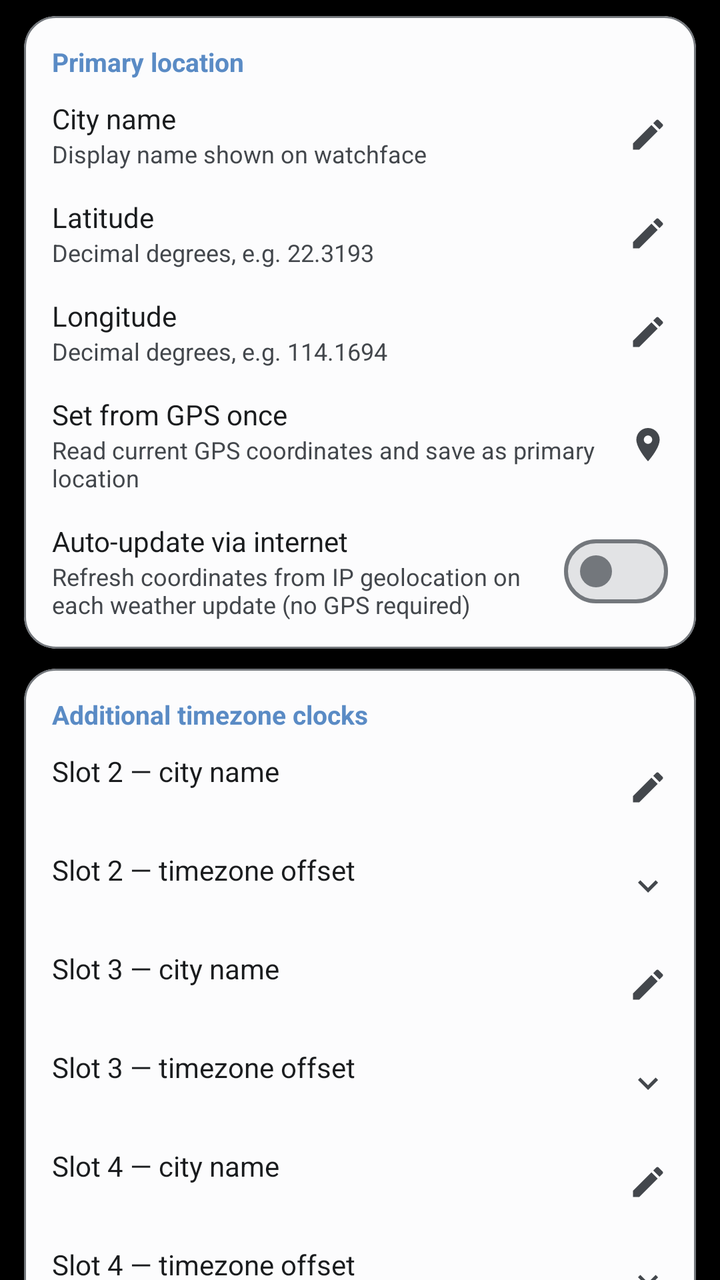
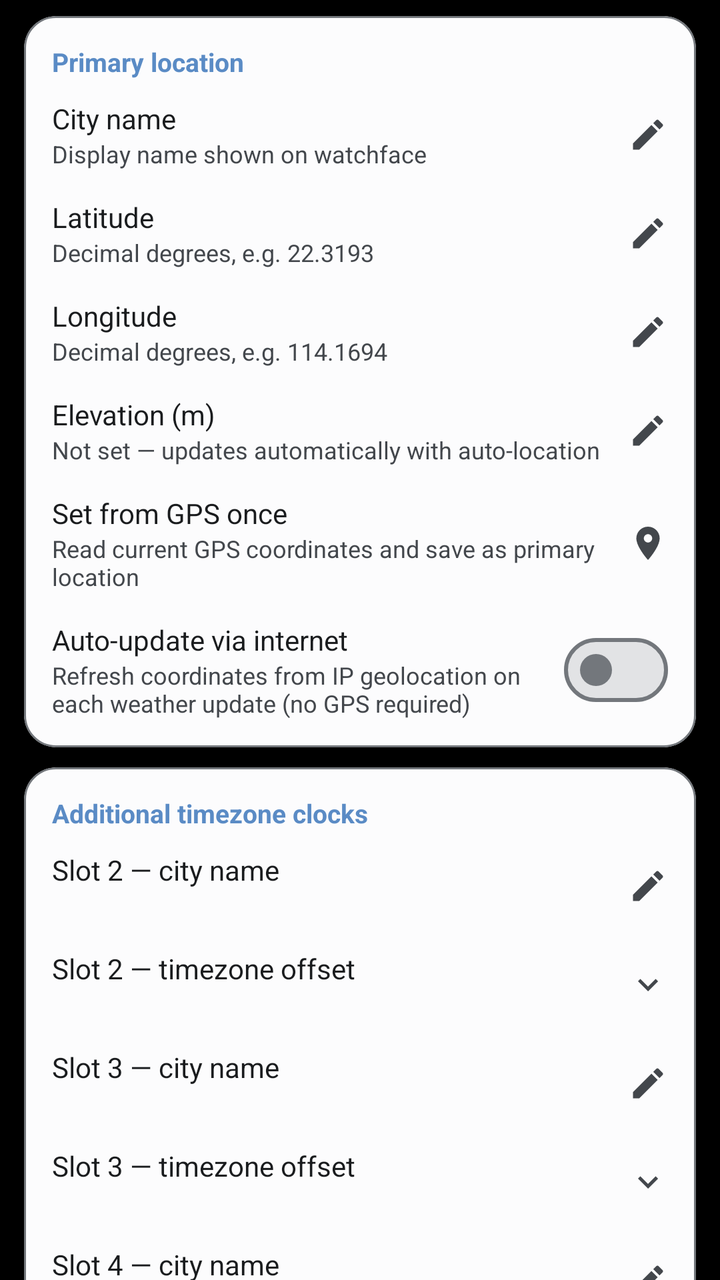

Compare the two renders of this Android layout. The source of the first and the diff that turns it into the second are given below.
<!-- AndroidManifest.xml: application theme Theme.CloX -->
<!-- res/layout/fragment_settings_location.xml -->
<?xml version="1.0" encoding="utf-8"?>
<androidx.core.widget.NestedScrollView
    xmlns:android="http://schemas.android.com/apk/res/android"
    xmlns:app="http://schemas.android.com/apk/res-auto"
    android:layout_width="match_parent"
    android:layout_height="match_parent"
    android:clipToPadding="false"
    android:fillViewport="true">

    <LinearLayout
        android:layout_width="match_parent"
        android:layout_height="wrap_content"
        android:orientation="vertical"
        android:paddingTop="8dp"
        android:paddingBottom="16dp">

        
        <com.google.android.material.card.MaterialCardView
            android:layout_width="match_parent" android:layout_height="wrap_content"
            android:layout_marginHorizontal="12dp" android:layout_marginBottom="10dp"
            app:cardCornerRadius="16dp" app:cardElevation="0dp"
            app:strokeWidth="1dp" app:strokeColor="?attr/colorOutline"
            app:cardBackgroundColor="?attr/colorSurface">
            <LinearLayout android:layout_width="match_parent" android:layout_height="wrap_content"
                android:orientation="vertical" android:padding="14dp">
                <TextView android:layout_width="wrap_content" android:layout_height="wrap_content"
                    android:text="@string/pref_location_category_primary"
                    android:textSize="13sp" android:textStyle="bold"
                    android:textColor="?attr/colorPrimary" android:layout_marginBottom="10dp" />

                
                <LinearLayout android:id="@+id/rowLocationCity"
                    android:layout_width="match_parent" android:layout_height="wrap_content"
                    android:orientation="horizontal" android:gravity="center_vertical"
                    android:clickable="true" android:focusable="true"
                    android:background="?attr/selectableItemBackground">
                    <LinearLayout android:layout_width="0dp" android:layout_height="wrap_content"
                        android:layout_weight="1" android:orientation="vertical">
                        <TextView android:layout_width="wrap_content" android:layout_height="wrap_content"
                            android:text="@string/pref_location_city_title"
                            android:textSize="14sp" android:textColor="?attr/colorOnSurface" />
                        <TextView android:id="@+id/tvLocationCity"
                            android:layout_width="wrap_content" android:layout_height="wrap_content"
                            android:text="@string/pref_location_city_summary"
                            android:textSize="12sp" android:textColor="?attr/colorOnSurfaceVariant" />
                    </LinearLayout>
                    <ImageView android:layout_width="20dp" android:layout_height="20dp"
                        android:src="@drawable/ic_edit" app:tint="?attr/colorOnSurfaceVariant" />
                </LinearLayout>

                
                <LinearLayout android:id="@+id/rowLocationLat"
                    android:layout_width="match_parent" android:layout_height="wrap_content"
                    android:orientation="horizontal" android:gravity="center_vertical"
                    android:layout_marginTop="14dp"
                    android:clickable="true" android:focusable="true"
                    android:background="?attr/selectableItemBackground">
                    <LinearLayout android:layout_width="0dp" android:layout_height="wrap_content"
                        android:layout_weight="1" android:orientation="vertical">
                        <TextView android:layout_width="wrap_content" android:layout_height="wrap_content"
                            android:text="@string/pref_location_lat_title"
                            android:textSize="14sp" android:textColor="?attr/colorOnSurface" />
                        <TextView android:id="@+id/tvLocationLat"
                            android:layout_width="wrap_content" android:layout_height="wrap_content"
                            android:text="@string/pref_location_lat_summary"
                            android:textSize="12sp" android:textColor="?attr/colorOnSurfaceVariant" />
                    </LinearLayout>
                    <ImageView android:layout_width="20dp" android:layout_height="20dp"
                        android:src="@drawable/ic_edit" app:tint="?attr/colorOnSurfaceVariant" />
                </LinearLayout>

                
                <LinearLayout android:id="@+id/rowLocationLon"
                    android:layout_width="match_parent" android:layout_height="wrap_content"
                    android:orientation="horizontal" android:gravity="center_vertical"
                    android:layout_marginTop="14dp"
                    android:clickable="true" android:focusable="true"
                    android:background="?attr/selectableItemBackground">
                    <LinearLayout android:layout_width="0dp" android:layout_height="wrap_content"
                        android:layout_weight="1" android:orientation="vertical">
                        <TextView android:layout_width="wrap_content" android:layout_height="wrap_content"
                            android:text="@string/pref_location_lon_title"
                            android:textSize="14sp" android:textColor="?attr/colorOnSurface" />
                        <TextView android:id="@+id/tvLocationLon"
                            android:layout_width="wrap_content" android:layout_height="wrap_content"
                            android:text="@string/pref_location_lon_summary"
                            android:textSize="12sp" android:textColor="?attr/colorOnSurfaceVariant" />
                    </LinearLayout>
                    <ImageView android:layout_width="20dp" android:layout_height="20dp"
                        android:src="@drawable/ic_edit" app:tint="?attr/colorOnSurfaceVariant" />
                </LinearLayout>

                
                <LinearLayout android:id="@+id/rowLocationGps"
                    android:layout_width="match_parent" android:layout_height="wrap_content"
                    android:orientation="horizontal" android:gravity="center_vertical"
                    android:layout_marginTop="14dp"
                    android:clickable="true" android:focusable="true"
                    android:background="?attr/selectableItemBackground">
                    <LinearLayout android:layout_width="0dp" android:layout_height="wrap_content"
                        android:layout_weight="1" android:orientation="vertical">
                        <TextView android:layout_width="wrap_content" android:layout_height="wrap_content"
                            android:text="@string/pref_location_gps_title"
                            android:textSize="14sp" android:textColor="?attr/colorOnSurface" />
                        <TextView android:id="@+id/tvLocationGps"
                            android:layout_width="wrap_content" android:layout_height="wrap_content"
                            android:text="@string/pref_location_gps_summary"
                            android:textSize="12sp" android:textColor="?attr/colorOnSurfaceVariant" />
                    </LinearLayout>
                    <ImageView android:layout_width="20dp" android:layout_height="20dp"
                        android:src="@drawable/ic_location" app:tint="?attr/colorOnSurfaceVariant" />
                </LinearLayout>

                
                <LinearLayout android:layout_width="match_parent" android:layout_height="wrap_content"
                    android:orientation="horizontal" android:gravity="center_vertical"
                    android:layout_marginTop="14dp">
                    <LinearLayout android:layout_width="0dp" android:layout_height="wrap_content"
                        android:layout_weight="1" android:orientation="vertical">
                        <TextView android:layout_width="wrap_content" android:layout_height="wrap_content"
                            android:text="@string/pref_location_auto_title"
                            android:textSize="14sp" android:textColor="?attr/colorOnSurface" />
                        <TextView android:layout_width="wrap_content" android:layout_height="wrap_content"
                            android:text="@string/pref_location_auto_summary"
                            android:textSize="12sp" android:textColor="?attr/colorOnSurfaceVariant" />
                    </LinearLayout>
                    <com.google.android.material.materialswitch.MaterialSwitch
                        android:id="@+id/switchLocationAutoUpdate"
                        android:layout_width="wrap_content" android:layout_height="wrap_content" />
                </LinearLayout>

            </LinearLayout>
        </com.google.android.material.card.MaterialCardView>

        
        <com.google.android.material.card.MaterialCardView
            android:layout_width="match_parent" android:layout_height="wrap_content"
            android:layout_marginHorizontal="12dp" android:layout_marginBottom="10dp"
            app:cardCornerRadius="16dp" app:cardElevation="0dp"
            app:strokeWidth="1dp" app:strokeColor="?attr/colorOutline"
            app:cardBackgroundColor="?attr/colorSurface">
            <LinearLayout android:layout_width="match_parent" android:layout_height="wrap_content"
                android:orientation="vertical" android:padding="14dp">
                <TextView android:layout_width="wrap_content" android:layout_height="wrap_content"
                    android:text="@string/pref_location_category_extra"
                    android:textSize="13sp" android:textStyle="bold"
                    android:textColor="?attr/colorPrimary" android:layout_marginBottom="10dp" />

                
                <LinearLayout android:id="@+id/rowSlot2City"
                    android:layout_width="match_parent" android:layout_height="wrap_content"
                    android:orientation="horizontal" android:gravity="center_vertical"
                    android:clickable="true" android:focusable="true"
                    android:background="?attr/selectableItemBackground">
                    <LinearLayout android:layout_width="0dp" android:layout_height="wrap_content"
                        android:layout_weight="1" android:orientation="vertical">
                        <TextView android:layout_width="wrap_content" android:layout_height="wrap_content"
                            android:text="@string/pref_location_slot2_city"
                            android:textSize="14sp" android:textColor="?attr/colorOnSurface" />
                        <TextView android:id="@+id/tvSlot2City"
                            android:layout_width="wrap_content" android:layout_height="wrap_content"
                            android:textSize="12sp" android:textColor="?attr/colorOnSurfaceVariant" />
                    </LinearLayout>
                    <ImageView android:layout_width="20dp" android:layout_height="20dp"
                        android:src="@drawable/ic_edit" app:tint="?attr/colorOnSurfaceVariant" />
                </LinearLayout>

                <LinearLayout android:id="@+id/rowSlot2Tz"
                    android:layout_width="match_parent" android:layout_height="wrap_content"
                    android:orientation="horizontal" android:gravity="center_vertical"
                    android:layout_marginTop="14dp"
                    android:clickable="true" android:focusable="true"
                    android:background="?attr/selectableItemBackground">
                    <LinearLayout android:layout_width="0dp" android:layout_height="wrap_content"
                        android:layout_weight="1" android:orientation="vertical">
                        <TextView android:layout_width="wrap_content" android:layout_height="wrap_content"
                            android:text="@string/pref_location_slot2_tz"
                            android:textSize="14sp" android:textColor="?attr/colorOnSurface" />
                        <TextView android:id="@+id/tvSlot2Tz"
                            android:layout_width="wrap_content" android:layout_height="wrap_content"
                            android:textSize="12sp" android:textColor="?attr/colorOnSurfaceVariant" />
                    </LinearLayout>
                    <ImageView android:layout_width="20dp" android:layout_height="20dp"
                        android:src="@drawable/ic_expand_more" app:tint="?attr/colorOnSurfaceVariant" />
                </LinearLayout>

                
                <LinearLayout android:id="@+id/rowSlot3City"
                    android:layout_width="match_parent" android:layout_height="wrap_content"
                    android:orientation="horizontal" android:gravity="center_vertical"
                    android:layout_marginTop="14dp"
                    android:clickable="true" android:focusable="true"
                    android:background="?attr/selectableItemBackground">
                    <LinearLayout android:layout_width="0dp" android:layout_height="wrap_content"
                        android:layout_weight="1" android:orientation="vertical">
                        <TextView android:layout_width="wrap_content" android:layout_height="wrap_content"
                            android:text="@string/pref_location_slot3_city"
                            android:textSize="14sp" android:textColor="?attr/colorOnSurface" />
                        <TextView android:id="@+id/tvSlot3City"
                            android:layout_width="wrap_content" android:layout_height="wrap_content"
                            android:textSize="12sp" android:textColor="?attr/colorOnSurfaceVariant" />
                    </LinearLayout>
                    <ImageView android:layout_width="20dp" android:layout_height="20dp"
                        android:src="@drawable/ic_edit" app:tint="?attr/colorOnSurfaceVariant" />
                </LinearLayout>

                <LinearLayout android:id="@+id/rowSlot3Tz"
                    android:layout_width="match_parent" android:layout_height="wrap_content"
                    android:orientation="horizontal" android:gravity="center_vertical"
                    android:layout_marginTop="14dp"
                    android:clickable="true" android:focusable="true"
                    android:background="?attr/selectableItemBackground">
                    <LinearLayout android:layout_width="0dp" android:layout_height="wrap_content"
                        android:layout_weight="1" android:orientation="vertical">
                        <TextView android:layout_width="wrap_content" android:layout_height="wrap_content"
                            android:text="@string/pref_location_slot3_tz"
                            android:textSize="14sp" android:textColor="?attr/colorOnSurface" />
                        <TextView android:id="@+id/tvSlot3Tz"
                            android:layout_width="wrap_content" android:layout_height="wrap_content"
                            android:textSize="12sp" android:textColor="?attr/colorOnSurfaceVariant" />
                    </LinearLayout>
                    <ImageView android:layout_width="20dp" android:layout_height="20dp"
                        android:src="@drawable/ic_expand_more" app:tint="?attr/colorOnSurfaceVariant" />
                </LinearLayout>

                
                <LinearLayout android:id="@+id/rowSlot4City"
                    android:layout_width="match_parent" android:layout_height="wrap_content"
                    android:orientation="horizontal" android:gravity="center_vertical"
                    android:layout_marginTop="14dp"
                    android:clickable="true" android:focusable="true"
                    android:background="?attr/selectableItemBackground">
                    <LinearLayout android:layout_width="0dp" android:layout_height="wrap_content"
                        android:layout_weight="1" android:orientation="vertical">
                        <TextView android:layout_width="wrap_content" android:layout_height="wrap_content"
                            android:text="@string/pref_location_slot4_city"
                            android:textSize="14sp" android:textColor="?attr/colorOnSurface" />
                        <TextView android:id="@+id/tvSlot4City"
                            android:layout_width="wrap_content" android:layout_height="wrap_content"
                            android:textSize="12sp" android:textColor="?attr/colorOnSurfaceVariant" />
                    </LinearLayout>
                    <ImageView android:layout_width="20dp" android:layout_height="20dp"
                        android:src="@drawable/ic_edit" app:tint="?attr/colorOnSurfaceVariant" />
                </LinearLayout>

                <LinearLayout android:id="@+id/rowSlot4Tz"
                    android:layout_width="match_parent" android:layout_height="wrap_content"
                    android:orientation="horizontal" android:gravity="center_vertical"
                    android:layout_marginTop="14dp"
                    android:clickable="true" android:focusable="true"
                    android:background="?attr/selectableItemBackground">
                    <LinearLayout android:layout_width="0dp" android:layout_height="wrap_content"
                        android:layout_weight="1" android:orientation="vertical">
                        <TextView android:layout_width="wrap_content" android:layout_height="wrap_content"
                            android:text="@string/pref_location_slot4_tz"
                            android:textSize="14sp" android:textColor="?attr/colorOnSurface" />
                        <TextView android:id="@+id/tvSlot4Tz"
                            android:layout_width="wrap_content" android:layout_height="wrap_content"
                            android:textSize="12sp" android:textColor="?attr/colorOnSurfaceVariant" />
                    </LinearLayout>
                    <ImageView android:layout_width="20dp" android:layout_height="20dp"
                        android:src="@drawable/ic_expand_more" app:tint="?attr/colorOnSurfaceVariant" />
                </LinearLayout>

                
                <LinearLayout android:id="@+id/rowSlot5City"
                    android:layout_width="match_parent" android:layout_height="wrap_content"
                    android:orientation="horizontal" android:gravity="center_vertical"
                    android:layout_marginTop="14dp"
                    android:clickable="true" android:focusable="true"
                    android:background="?attr/selectableItemBackground">
                    <LinearLayout android:layout_width="0dp" android:layout_height="wrap_content"
                        android:layout_weight="1" android:orientation="vertical">
                        <TextView android:layout_width="wrap_content" android:layout_height="wrap_content"
                            android:text="@string/pref_location_slot5_city"
                            android:textSize="14sp" android:textColor="?attr/colorOnSurface" />
                        <TextView android:id="@+id/tvSlot5City"
                            android:layout_width="wrap_content" android:layout_height="wrap_content"
                            android:textSize="12sp" android:textColor="?attr/colorOnSurfaceVariant" />
                    </LinearLayout>
                    <ImageView android:layout_width="20dp" android:layout_height="20dp"
                        android:src="@drawable/ic_edit" app:tint="?attr/colorOnSurfaceVariant" />
                </LinearLayout>

                <LinearLayout android:id="@+id/rowSlot5Tz"
                    android:layout_width="match_parent" android:layout_height="wrap_content"
                    android:orientation="horizontal" android:gravity="center_vertical"
                    android:layout_marginTop="14dp"
                    android:clickable="true" android:focusable="true"
                    android:background="?attr/selectableItemBackground">
                    <LinearLayout android:layout_width="0dp" android:layout_height="wrap_content"
                        android:layout_weight="1" android:orientation="vertical">
                        <TextView android:layout_width="wrap_content" android:layout_height="wrap_content"
                            android:text="@string/pref_location_slot5_tz"
                            android:textSize="14sp" android:textColor="?attr/colorOnSurface" />
                        <TextView android:id="@+id/tvSlot5Tz"
                            android:layout_width="wrap_content" android:layout_height="wrap_content"
                            android:textSize="12sp" android:textColor="?attr/colorOnSurfaceVariant" />
                    </LinearLayout>
                    <ImageView android:layout_width="20dp" android:layout_height="20dp"
                        android:src="@drawable/ic_expand_more" app:tint="?attr/colorOnSurfaceVariant" />
                </LinearLayout>

            </LinearLayout>
        </com.google.android.material.card.MaterialCardView>

    </LinearLayout>
</androidx.core.widget.NestedScrollView>
<!-- resources referenced by this layout -->
<resources>
  <!-- drawable ic_expand_more (drawable) -->
  <?xml version="1.0" encoding="utf-8"?>
  <vector xmlns:android="http://schemas.android.com/apk/res/android"
      android:width="24dp" android:height="24dp"
      android:viewportWidth="24" android:viewportHeight="24"
      android:tint="?attr/colorControlNormal">
      <path android:fillColor="@android:color/white"
          android:pathData="M16.59,8.59L12,13.17 7.41,8.59 6,10l6,6 6,-6 -1.41,-1.41z"/>
  </vector>
  <!-- drawable ic_location (drawable) -->
  <vector xmlns:android="http://schemas.android.com/apk/res/android"
      android:width="24dp" android:height="24dp" android:viewportWidth="24" android:viewportHeight="24">
      <path android:fillColor="?attr/colorOnSurface"
          android:pathData="M12,2C8.13,2 5,5.13 5,9c0,5.25 7,13 7,13s7,-7.75 7,-13c0,-3.87 -3.13,-7 -7,-7zM12,11.5c-1.38,0 -2.5,-1.12 -2.5,-2.5s1.12,-2.5 2.5,-2.5 2.5,1.12 2.5,2.5 -1.12,2.5 -2.5,2.5z"/>
  </vector>
  <string name="pref_location_auto_summary">Refresh coordinates from IP geolocation on each weather update (no GPS required)</string>
  <string name="pref_location_auto_title">Auto-update via internet</string>
  <string name="pref_location_category_extra">Additional timezone clocks</string>
  <string name="pref_location_category_primary">Primary location</string>
  <string name="pref_location_city_summary">Display name shown on watchface</string>
  <string name="pref_location_city_title">City name</string>
  <string name="pref_location_gps_summary">Read current GPS coordinates and save as primary location</string>
  <string name="pref_location_gps_title">Set from GPS once</string>
  <string name="pref_location_lat_summary">Decimal degrees, e.g. 22.3193</string>
  <string name="pref_location_lat_title">Latitude</string>
  <string name="pref_location_lon_summary">Decimal degrees, e.g. 114.1694</string>
  <string name="pref_location_lon_title">Longitude</string>
  <string name="pref_location_slot2_city">Slot 2 — city name</string>
  <string name="pref_location_slot2_tz">Slot 2 — timezone offset</string>
  <string name="pref_location_slot3_city">Slot 3 — city name</string>
  <string name="pref_location_slot3_tz">Slot 3 — timezone offset</string>
  <string name="pref_location_slot4_city">Slot 4 — city name</string>
  <string name="pref_location_slot4_tz">Slot 4 — timezone offset</string>
  <string name="pref_location_slot5_city">Slot 5 — city name</string>
  <string name="pref_location_slot5_tz">Slot 5 — timezone offset</string>
  <style name="Theme.CloX" parent="Base.Theme.CloX">
          <item name="android:windowBackground">@android:color/black</item>
          <item name="android:windowAnimationStyle">@null</item>
      </style>
  <color name="brand_500">#5A8BC5</color>
  <color name="brand_on_accent_light">#FFFFFF</color>
  <color name="brand_container_light">#D6E6F5</color>
  <color name="brand_on_container_light">#0F2B44</color>
  <color name="brand_300">#82ABD0</color>
  <color name="m3_background">#FCFCFD</color>
  <color name="m3_surface">#FCFCFD</color>
  <color name="m3_on_surface">#1A1C1E</color>
  <color name="m3_surface_variant">#E1E2E6</color>
  <color name="m3_on_surface_variant">#43474C</color>
  <color name="m3_surface_container_lowest">#FFFFFF</color>
  <color name="m3_surface_container_low">#F4F4F5</color>
  <color name="m3_surface_container">#EEEEF0</color>
  <color name="m3_surface_container_high">#E8E9EB</color>
  <color name="m3_surface_container_highest">#E2E3E5</color>
  <color name="m3_surface_bright">#FCFCFD</color>
  <color name="m3_surface_dim">#DBDBDD</color>
  <color name="m3_inverse_surface">#2F3133</color>
  <color name="m3_inverse_on_surface">#F1F0F2</color>
  <color name="m3_outline">#73777C</color>
  <color name="m3_outline_variant">#C3C6CC</color>
  <!-- unchanged entries left out for length: 2 -->
</resources>

<!-- the commit's change to res/layout/fragment_settings_location.xml (unified diff, before → after) -->
@@ -91,6 +91,27 @@
                 </LinearLayout>
 
                 
+                <LinearLayout android:id="@+id/rowLocationElevation"
+                    android:layout_width="match_parent" android:layout_height="wrap_content"
+                    android:orientation="horizontal" android:gravity="center_vertical"
+                    android:layout_marginTop="14dp"
+                    android:clickable="true" android:focusable="true"
+                    android:background="?attr/selectableItemBackground">
+                    <LinearLayout android:layout_width="0dp" android:layout_height="wrap_content"
+                        android:layout_weight="1" android:orientation="vertical">
+                        <TextView android:layout_width="wrap_content" android:layout_height="wrap_content"
+                            android:text="@string/pref_location_elevation_title"
+                            android:textSize="14sp" android:textColor="?attr/colorOnSurface" />
+                        <TextView android:id="@+id/tvLocationElevation"
+                            android:layout_width="wrap_content" android:layout_height="wrap_content"
+                            android:text="@string/pref_location_elevation_summary"
+                            android:textSize="12sp" android:textColor="?attr/colorOnSurfaceVariant" />
+                    </LinearLayout>
+                    <ImageView android:layout_width="20dp" android:layout_height="20dp"
+                        android:src="@drawable/ic_edit" app:tint="?attr/colorOnSurfaceVariant" />
+                </LinearLayout>
+
+                
                 <LinearLayout android:id="@+id/rowLocationGps"
                     android:layout_width="match_parent" android:layout_height="wrap_content"
                     android:orientation="horizontal" android:gravity="center_vertical"
<!-- resource entries referenced after the edit -->
@@ -21,6 +21,8 @@
   <string name="pref_location_category_primary">Primary location</string>
   <string name="pref_location_city_summary">Display name shown on watchface</string>
   <string name="pref_location_city_title">City name</string>
+  <string name="pref_location_elevation_summary">Not set — updates automatically with auto-location</string>
+  <string name="pref_location_elevation_title">Elevation (m)</string>
   <string name="pref_location_gps_summary">Read current GPS coordinates and save as primary location</string>
   <string name="pref_location_gps_title">Set from GPS once</string>
   <string name="pref_location_lat_summary">Decimal degrees, e.g. 22.3193</string>
